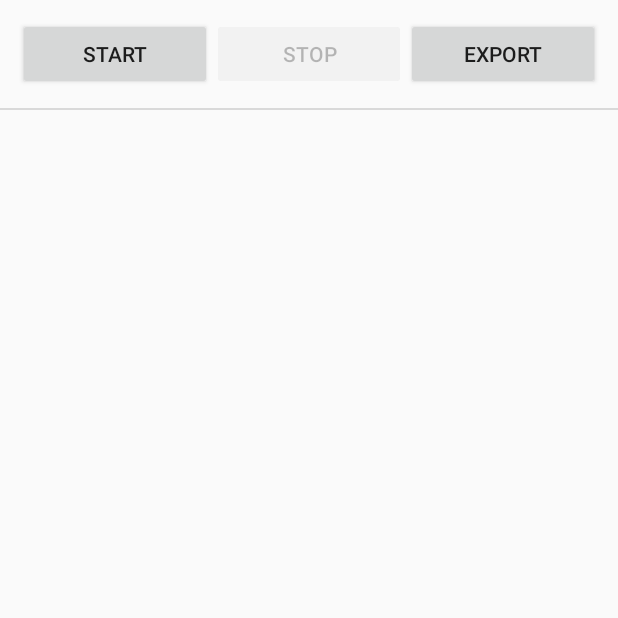
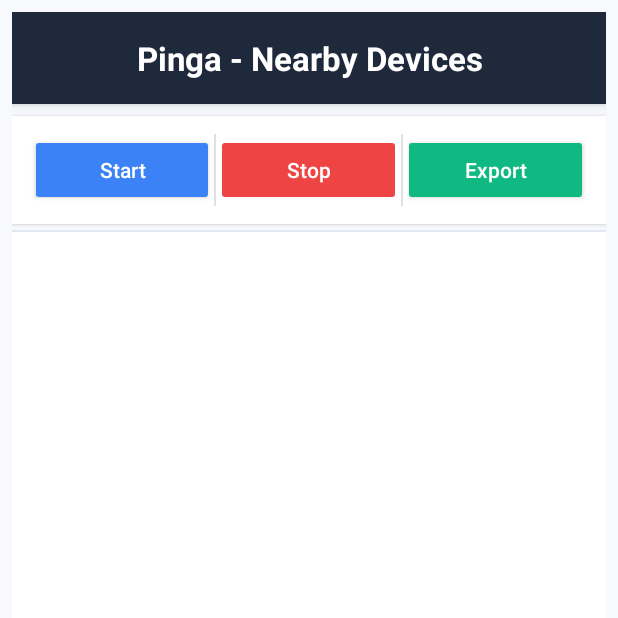
Before and after one commit to Jaxaunders/Pinga, an Android app built with Jetpack Compose: the screen it shows after launch (MainActivity), on a phone screen of 412 x 824 dp, the top half of it. Run offline under Robolectric (Android 15) with nearby library versions, the phone set to English and light mode, and no system bars.

Commit message:
Added title and colour update. Also fixed GPS tracker null error on short scans

```diff
--- a/pinga/src/main/res/layout/activity_main.xml
+++ b/pinga/src/main/res/layout/activity_main.xml
@@ -2,20 +2,47 @@
 <LinearLayout xmlns:android="http://schemas.android.com/apk/res/android"
     android:orientation="vertical"
     android:layout_width="match_parent"
-    android:layout_height="match_parent">
+    android:layout_height="match_parent"
+    android:background="#F7F9FC"
+    android:padding="8dp">
 
+    <!-- Title Bar -->
+    <TextView
+        android:id="@+id/titlePinga"
+        android:layout_width="match_parent"
+        android:layout_height="wrap_content"
+        android:background="#1E293B"
+        android:text="Pinga - Nearby Devices"
+        android:textColor="#FFFFFF"
+        android:textSize="22sp"
+        android:gravity="center"
+        android:padding="16dp"
+        android:textStyle="bold"
+        android:elevation="4dp" />
+
+    <!-- Control Buttons -->
     <LinearLayout
         android:layout_width="match_parent"
         android:layout_height="wrap_content"
         android:padding="12dp"
-        android:orientation="horizontal">
+        android:orientation="horizontal"
+        android:gravity="center"
+        android:background="#FFFFFF"
+        android:elevation="2dp"
+        android:layout_marginTop="8dp"
+        android:layout_marginBottom="4dp"
+        android:divider="?android:attr/dividerHorizontal"
+        android:showDividers="middle">
 
         <Button
             android:id="@+id/btnStart"
             android:layout_width="0dp"
             android:layout_height="wrap_content"
             android:layout_weight="1"
-            android:text="Start" />
+            android:text="Start"
+            android:textAllCaps="false"
+            android:backgroundTint="#3B82F6"
+            android:textColor="#FFFFFF" />
 
         <Button
             android:id="@+id/btnStop"
@@ -23,24 +50,34 @@
             android:layout_height="wrap_content"
             android:layout_weight="1"
             android:enabled="false"
-            android:text="Stop" />
+            android:text="Stop"
+            android:textAllCaps="false"
+            android:backgroundTint="#EF4444"
+            android:textColor="#FFFFFF" />
 
         <Button
             android:id="@+id/btnExport"
             android:layout_width="0dp"
             android:layout_height="wrap_content"
             android:layout_weight="1"
-            android:text="Export" />
+            android:text="Export"
+            android:textAllCaps="false"
+            android:backgroundTint="#10B981"
+            android:textColor="#FFFFFF" />
     </LinearLayout>
 
+    <!-- Divider -->
     <View
         android:layout_width="match_parent"
         android:layout_height="1dp"
-        android:background="#22000000" />
+        android:background="#E2E8F0" />
 
+    <!-- Device List -->
     <androidx.recyclerview.widget.RecyclerView
         android:id="@+id/recycler"
         android:layout_width="match_parent"
         android:layout_height="0dp"
-        android:layout_weight="1" />
+        android:layout_weight="1"
+        android:padding="4dp"
+        android:background="#FFFFFF" />
 </LinearLayout>
```
Also changed, not shown: pinga/src/main/java/com/example/pinga/location/GpsTracker.kt (+28 -10 lines).
